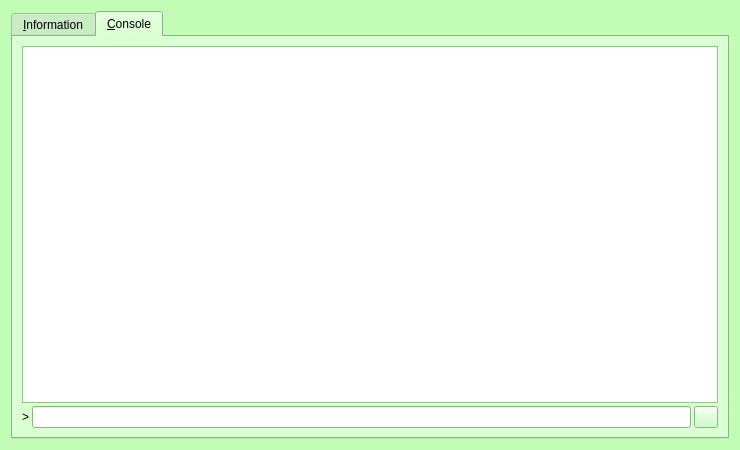
Qt form src/qt/forms/rpcconsole.ui (IParn/LimecoinX) before a commit.
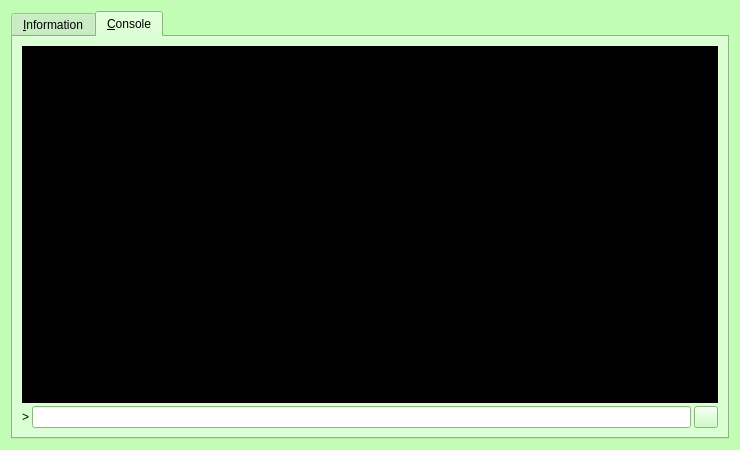
The same form after that commit. The open tabs and pages were chosen to show the change. Icons and pictures are not drawn.

What changed in the file:
```diff
--- a/src/qt/forms/rpcconsole.ui
+++ b/src/qt/forms/rpcconsole.ui
@@ -804,6 +804,9 @@
            <height>100</height>
           </size>
          </property>
+         <property name="styleSheet">
+          <string notr="true">background-color: rgb(0, 0, 0);</string>
+         </property>
          <property name="readOnly">
           <bool>true</bool>
          </property>
```
